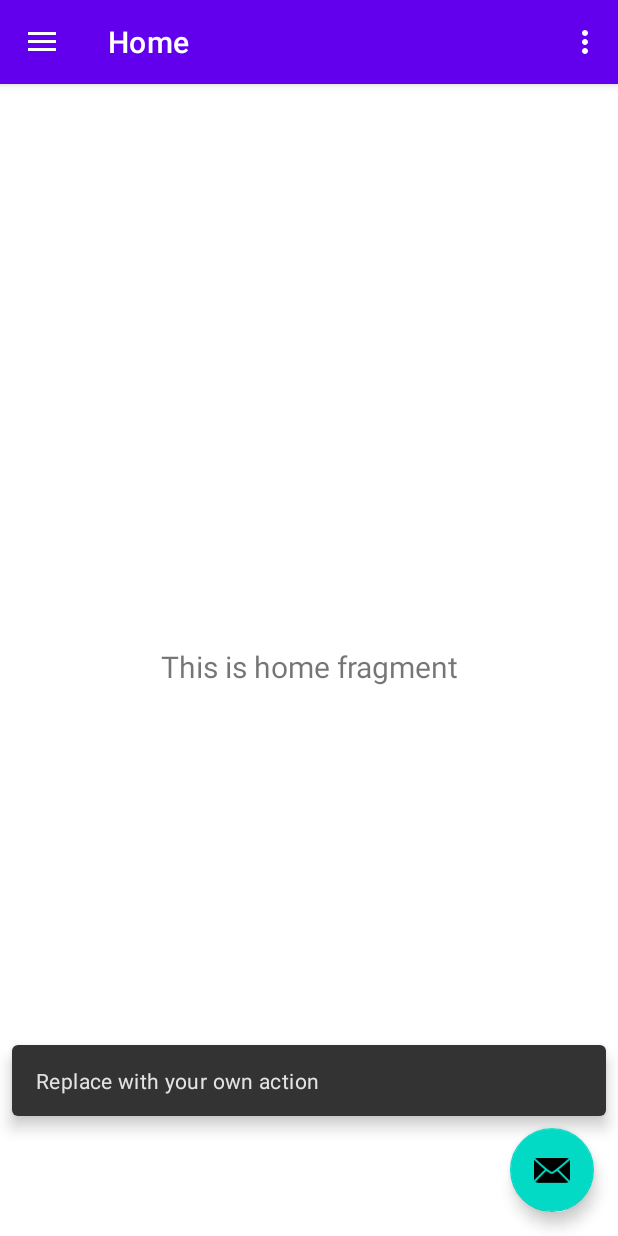
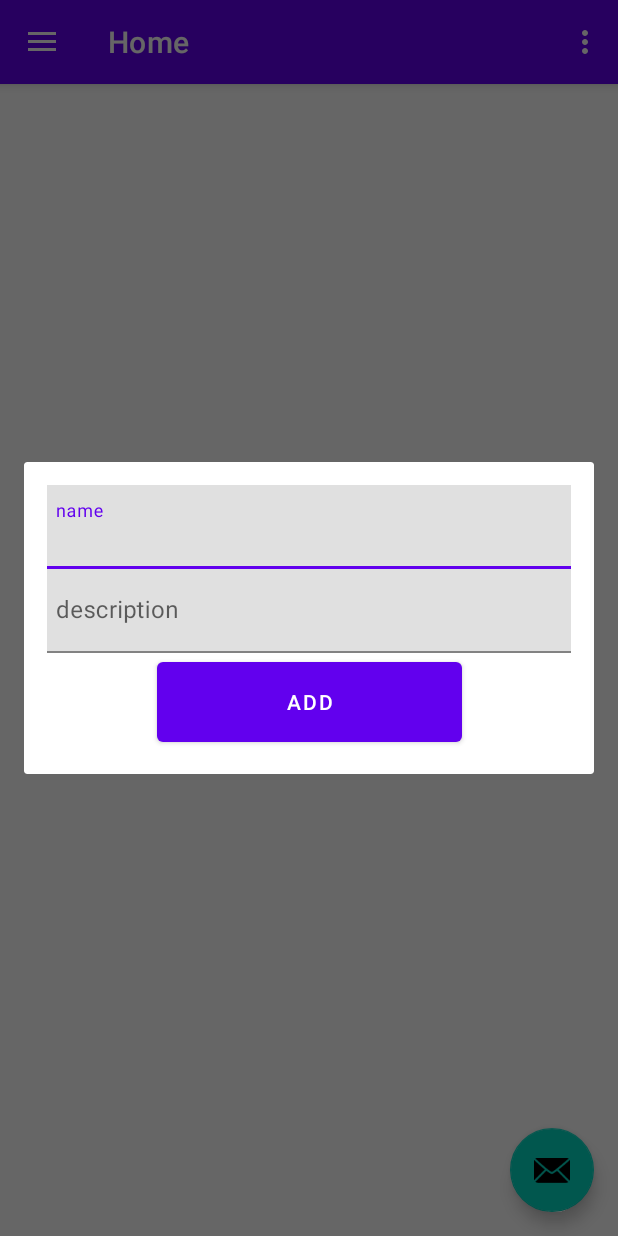
Before and after one commit to DePoli97/mobile-wearables, an Android app: the screen it shows after launch (MainActivity), after a tap on an icon or button, on a phone screen of 412 x 824 dp. Run offline under Robolectric (Android 15) with nearby library versions, the phone set to English and light mode, and no system bars; our stand-ins replace Firebase (no records; nobody signed in at launch, a user with empty details on screens opened directly), navigation-ui.

Commit message:
working location helper + item creation fragment

```diff
--- a/app/src/main/java/com/example/inventorymapper/LocationHelper.java
+++ b/app/src/main/java/com/example/inventorymapper/LocationHelper.java
@@ -41,7 +41,7 @@ public final class LocationHelper implements LocationListener{
 
         /*
         * Not sure which is the alternative
-        * TODO: find alternative for previous versions
+        * TODO: find alternative for previous versions?
         */
         if (Build.VERSION.SDK_INT >= Build.VERSION_CODES.S) {
             this.locationManager.requestFlush(LocationManager.GPS_PROVIDER, this, 1001);
@@ -62,19 +62,22 @@ public final class LocationHelper implements LocationListener{
     @Override
     public void onProviderEnabled(@NonNull String provider) {
         LocationListener.super.onProviderEnabled(provider);
+        // TODO: handle various providers
     }
 
     @Override
     public void onProviderDisabled(@NonNull String provider) {
         LocationListener.super.onProviderDisabled(provider);
+        // TODO: handle various providers
     }
 
     @Override
     public void onLocationChanged(@NonNull Location location) {
-        this.location = location;
+        setLocation(location);
     }
 
     private void setLocation(Location location) {
+        this.location = location;
         Log.d("Location", "Update: Lat: " + this.location.getLatitude() + ", Lng: " + this.location.getLongitude());
     }
 
--- a/app/src/main/java/com/example/inventorymapper/MainActivity.java
+++ b/app/src/main/java/com/example/inventorymapper/MainActivity.java
@@ -4,8 +4,8 @@ import android.os.Bundle;
 import android.view.View;
 import android.view.Menu;
 
-import com.example.inventorymapper.ui.model.Item;
-import com.google.android.material.snackbar.Snackbar;
+import com.example.inventorymapper.ui.home.ItemCreationForm;
+import com.google.android.material.floatingactionbutton.FloatingActionButton;
 import com.google.android.material.navigation.NavigationView;
 
 
@@ -34,9 +34,8 @@ public class MainActivity extends AppCompatActivity {
         binding.appBarMain.fab.setOnClickListener(new View.OnClickListener() {
             @Override
             public void onClick(View view) {
-                Snackbar.make(view, "Replace with your own action", Snackbar.LENGTH_LONG)
-                        .setAction("Action", null)
-                        .setAnchorView(R.id.fab).show();
+                ItemCreationForm form = new ItemCreationForm();
+                form.show(getSupportFragmentManager(), "Home-form");
             }
         });
         DrawerLayout drawer = binding.drawerLayout;
@@ -57,6 +56,10 @@ public class MainActivity extends AppCompatActivity {
         //Database.addItem(item);
     }
 
+    public FloatingActionButton getActionButton() {
+        return binding.appBarMain.fab;
+    }
+
     @Override
     public boolean onCreateOptionsMenu(Menu menu) {
         // Inflate the menu; this adds items to the action bar if it is present.
--- a/app/src/main/java/com/example/inventorymapper/ui/home/HomeFragment.java
+++ b/app/src/main/java/com/example/inventorymapper/ui/home/HomeFragment.java
@@ -1,7 +1,6 @@
 package com.example.inventorymapper.ui.home;
 
-import android.Manifest;
-import android.content.pm.PackageManager;
+
 import android.os.Bundle;
 import android.view.LayoutInflater;
 import android.view.View;
@@ -10,18 +9,16 @@ import android.widget.TextView;
 import android.widget.Toast;
 
 import androidx.annotation.NonNull;
-import androidx.core.app.ActivityCompat;
 import androidx.fragment.app.Fragment;
 import androidx.lifecycle.ViewModelProvider;
 
 import com.example.inventorymapper.LocationHelper;
-import com.example.inventorymapper.MainActivity;
 import com.example.inventorymapper.databinding.FragmentHomeBinding;
 
 public class HomeFragment extends Fragment {
 
     private FragmentHomeBinding binding;
-    LocationHelper locationHelper;
+    private LocationHelper locationHelper;
 
     public View onCreateView(@NonNull LayoutInflater inflater,
                              ViewGroup container, Bundle savedInstanceState) {
@@ -35,11 +32,16 @@ public class HomeFragment extends Fragment {
         homeViewModel.getText().observe(getViewLifecycleOwner(), textView::setText);
 
         // location
-        if (LocationHelper.getLocationPermission(getActivity(), getContext())) {
+        if(!LocationHelper.has_location_permissions(getContext())) {
+            LocationHelper.getLocationPermission(getActivity(), getContext());
+        }
+
+        if (LocationHelper.has_location_permissions(getContext())) {
             this.locationHelper = new LocationHelper(getContext());
         } else {
             Toast.makeText(getContext(), "Unable to use location service", Toast.LENGTH_SHORT).show();
         }
+
         return root;
     }
 
@@ -48,6 +50,4 @@ public class HomeFragment extends Fragment {
         super.onDestroyView();
         binding = null;
     }
-
-
 }
--- /dev/null
+++ b/app/src/main/java/com/example/inventorymapper/ui/home/ItemCreationForm.java
@@ -0,0 +1,42 @@
+package com.example.inventorymapper.ui.home;
+
+import android.os.Bundle;
+import android.view.LayoutInflater;
+import android.view.View;
+import android.view.ViewGroup;
+import android.widget.Button;
+import android.widget.TextView;
+
+import androidx.annotation.NonNull;
+import androidx.fragment.app.DialogFragment;
+
+import com.example.inventorymapper.Database;
+import com.example.inventorymapper.R;
+
+public class ItemCreationForm extends DialogFragment {
+    private TextView textName;
+    private TextView textDescription;
+    private Button addButton;
+
+    @Override
+    public View onCreateView(@NonNull LayoutInflater inflater,
+                             ViewGroup container,
+                             Bundle savedInstanceState) {
+
+        View root = inflater.inflate(R.layout.fragment_item_creation_form, container, false);
+
+        this.textName = root.findViewById(R.id.name_input);
+        this.textDescription = root.findViewById(R.id.desc_input);
+        this.addButton = root.findViewById(R.id.confirm_btn);
+        this.addButton.setOnClickListener(view -> {
+            this.add_item();
+            this.dismissNow();
+        });
+
+        return root;
+    }
+
+    private void add_item() {
+        Database.addItem(this.textName.getText().toString(), this.textDescription.getText().toString());
+    }
+}
--- /dev/null
+++ b/app/src/main/res/layout/fragment_item_creation_form.xml
@@ -0,0 +1,52 @@
+<?xml version="1.0" encoding="utf-8"?>
+<androidx.constraintlayout.widget.ConstraintLayout xmlns:android="http://schemas.android.com/apk/res/android"
+    xmlns:app="http://schemas.android.com/apk/res-auto"
+    xmlns:tools="http://schemas.android.com/tools"
+    android:layout_width="match_parent"
+    android:layout_height="match_parent"
+    android:paddingHorizontal="15dp"
+    android:paddingVertical="15dp"
+    tools:context=".ui.home.ItemCreationForm">
+
+    <com.google.android.material.textfield.TextInputLayout
+        android:id="@+id/textInputLayout3"
+        android:layout_width="370dp"
+        android:layout_height="wrap_content"
+        app:layout_constraintEnd_toEndOf="parent"
+        app:layout_constraintStart_toStartOf="parent"
+        app:layout_constraintTop_toTopOf="parent">
+
+        <com.google.android.material.textfield.TextInputEditText
+            android:id="@+id/name_input"
+            android:layout_width="match_parent"
+            android:layout_height="wrap_content"
+            android:hint="name"
+            android:textAlignment="center" />
+    </com.google.android.material.textfield.TextInputLayout>
+
+    <com.google.android.material.textfield.TextInputLayout
+        android:layout_width="370dp"
+        android:layout_height="wrap_content"
+        app:layout_constraintBottom_toTopOf="@+id/confirm_btn"
+        app:layout_constraintEnd_toEndOf="parent"
+        app:layout_constraintStart_toStartOf="parent"
+        app:layout_constraintTop_toBottomOf="@+id/textInputLayout3">
+
+        <com.google.android.material.textfield.TextInputEditText
+            android:id="@+id/desc_input"
+            android:layout_width="match_parent"
+            android:layout_height="wrap_content"
+            android:hint="description"
+            android:textAlignment="center" />
+    </com.google.android.material.textfield.TextInputLayout>
+
+    <Button
+        android:id="@+id/confirm_btn"
+        android:layout_width="203dp"
+        android:layout_height="65dp"
+        android:text="Add"
+        app:layout_constraintBottom_toBottomOf="parent"
+        app:layout_constraintEnd_toEndOf="parent"
+        app:layout_constraintStart_toStartOf="parent" />
+
+</androidx.constraintlayout.widget.ConstraintLayout>
```
